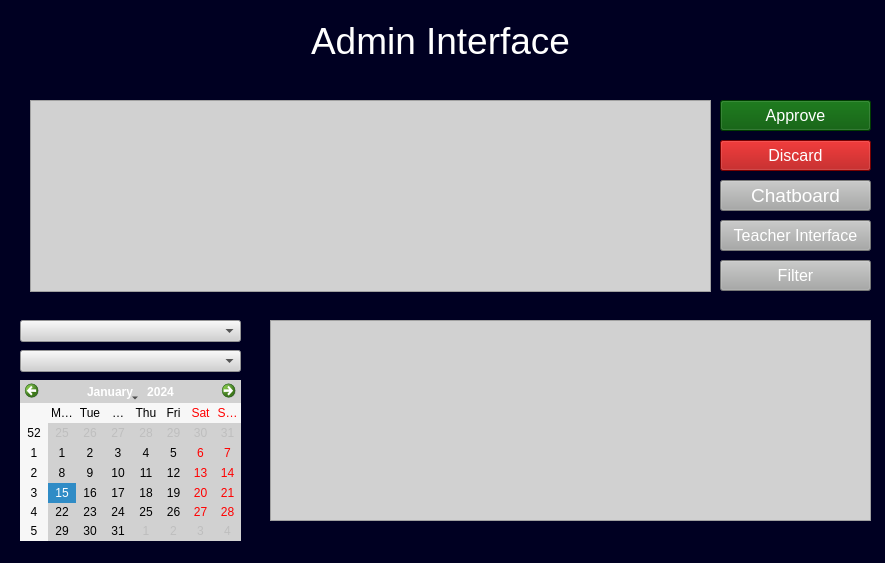
Before: the Qt Designer form admin.ui in bakisgan/Campus_Pulse_v02, drawn with Qt 5.
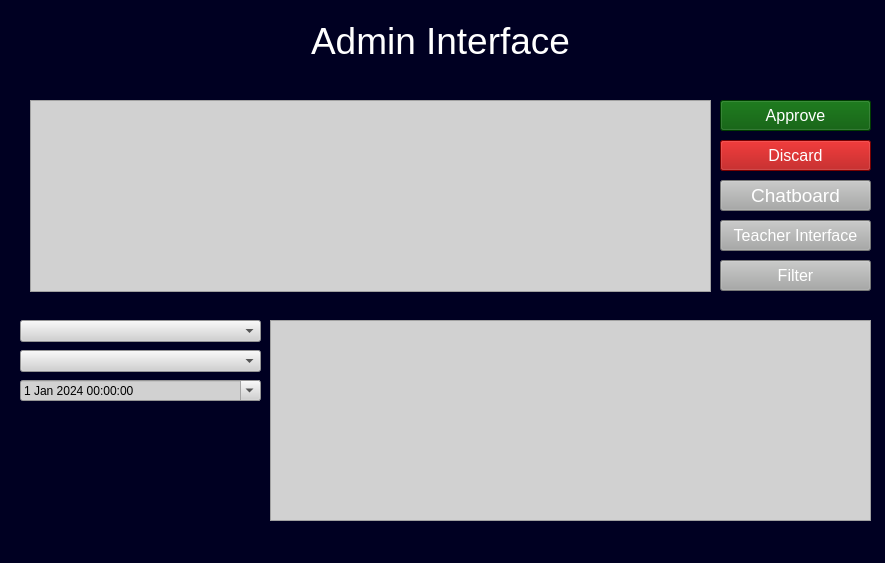
After: the same form once the commit is applied.

Diff of the .ui file:
```diff
--- a/admin.ui
+++ b/admin.ui
@@ -125,10 +125,16 @@
      <rect>
       <x>20</x>
       <y>320</y>
-      <width>221</width>
+      <width>241</width>
       <height>22</height>
      </rect>
     </property>
+    <property name="sizePolicy">
+     <sizepolicy hsizetype="Preferred" vsizetype="Preferred">
+      <horstretch>0</horstretch>
+      <verstretch>0</verstretch>
+     </sizepolicy>
+    </property>
     <property name="styleSheet">
      <string notr="true">background-color: rgb(209, 209, 209);</string>
     </property>
@@ -138,7 +144,7 @@
      <rect>
       <x>20</x>
       <y>350</y>
-      <width>221</width>
+      <width>241</width>
       <height>22</height>
      </rect>
     </property>
@@ -146,19 +152,6 @@
      <string notr="true">background-color: rgb(209, 209, 209);</string>
     </property>
    </widget>
-   <widget class="QCalendarWidget" name="logcalendarWidget">
-    <property name="geometry">
-     <rect>
-      <x>20</x>
-      <y>380</y>
-      <width>221</width>
-      <height>161</height>
-     </rect>
-    </property>
-    <property name="styleSheet">
-     <string notr="true">background-color: rgb(209, 209, 209);</string>
-    </property>
-   </widget>
    <widget class="QTableWidget" name="logtablewidget">
     <property name="geometry">
      <rect>
@@ -188,6 +181,33 @@
      <string>Filter</string>
     </property>
    </widget>
+   <widget class="QDateTimeEdit" name="logcalendarWidget">
+    <property name="geometry">
+     <rect>
+      <x>20</x>
+      <y>380</y>
+      <width>241</width>
+      <height>21</height>
+     </rect>
+    </property>
+    <property name="toolTipDuration">
+     <number>0</number>
+    </property>
+    <property name="styleSheet">
+     <string notr="true">color: rgb(0, 0, 0);
+background-color: rgb(209, 209, 209);</string>
+    </property>
+    <property name="date">
+     <date>
+      <year>2024</year>
+      <month>1</month>
+      <day>1</day>
+     </date>
+    </property>
+    <property name="calendarPopup">
+     <bool>true</bool>
+    </property>
+   </widget>
   </widget>
   <widget class="QMenuBar" name="menubar">
    <property name="geometry">
```
Left out of the diff: 2 changed lines with no effect on the pictures.
